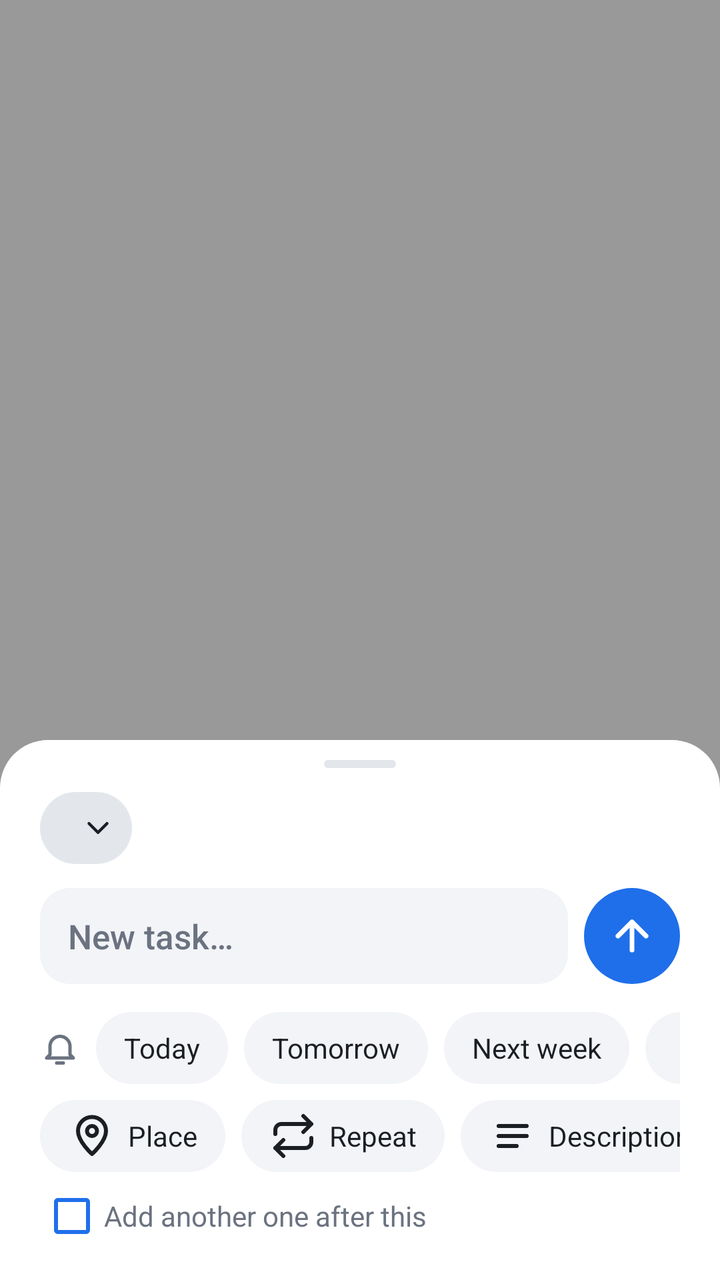
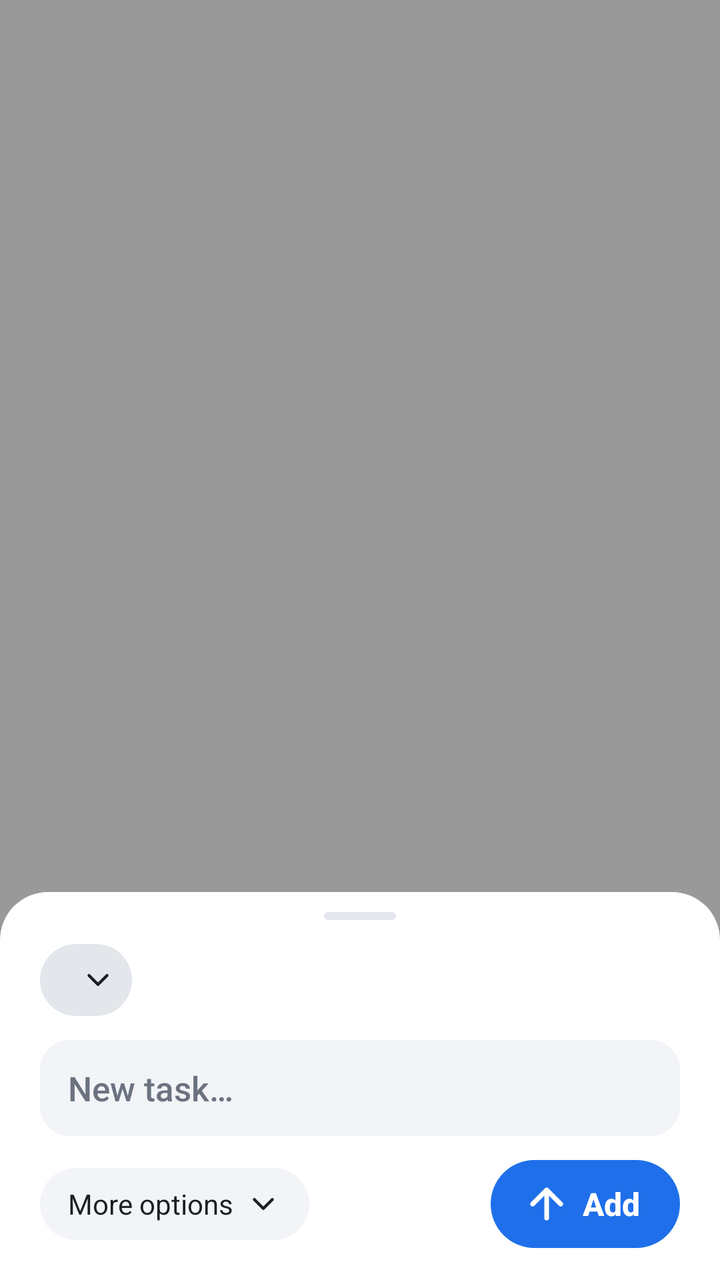

The first picture is an Android layout as it rendered before a commit; the second is the same layout after the commit. The layout source and the unified diff follow.
<!-- AndroidManifest.xml: activity theme QuickAddTheme -->
<!-- res/layout/quick_add.xml -->
<?xml version="1.0" encoding="utf-8"?>
<FrameLayout xmlns:android="http://schemas.android.com/apk/res/android"
    android:id="@+id/scrim"
    android:layout_width="match_parent"
    android:layout_height="match_parent"
    android:background="#66000000">

    <LinearLayout
        android:id="@+id/sheet"
        android:layout_width="match_parent"
        android:layout_height="wrap_content"
        android:layout_gravity="bottom"
        android:background="@drawable/sheet_bg"
        android:clickable="true"
        android:focusable="false"
        android:orientation="vertical"
        android:paddingStart="20dp"
        android:paddingTop="10dp"
        android:paddingEnd="20dp"
        android:paddingBottom="16dp">

        <View
            android:layout_width="36dp"
            android:layout_height="4dp"
            android:layout_gravity="center_horizontal"
            android:background="@drawable/sheet_handle" />

        
        <TextView
            android:id="@+id/list"
            style="@style/QuickChip"
            android:layout_marginTop="12dp"
            android:background="@drawable/pill_bg"
            android:drawablePadding="8dp"
            android:drawableEnd="@drawable/ic_expand"
            android:paddingStart="12dp"
            android:paddingEnd="8dp"
            android:textStyle="bold" />

        <LinearLayout
            android:layout_width="match_parent"
            android:layout_height="wrap_content"
            android:layout_marginTop="12dp"
            android:gravity="bottom"
            android:orientation="horizontal">

            <EditText
                android:id="@+id/title"
                android:layout_width="0dp"
                android:layout_height="wrap_content"
                android:layout_weight="1"
                android:background="@drawable/field_bg"
                android:hint="@string/quick_hint"
                android:imeOptions="actionSend"
                android:importantForAutofill="no"
                android:inputType="textCapSentences"
                android:maxLines="4"
                android:minHeight="48dp"
                android:paddingStart="14dp"
                android:paddingTop="10dp"
                android:paddingEnd="14dp"
                android:paddingBottom="10dp"
                android:textColor="@color/widget_text"
                android:textColorHint="@color/widget_muted"
                android:textSize="17sp" />

            <ImageButton
                android:id="@+id/send"
                android:layout_width="48dp"
                android:layout_height="48dp"
                android:layout_marginStart="8dp"
                android:background="@drawable/send_bg"
                android:contentDescription="@string/quick_add"
                android:src="@drawable/ic_send" />
        </LinearLayout>

        <EditText
            android:id="@+id/notes"
            android:layout_width="match_parent"
            android:layout_height="wrap_content"
            android:layout_marginTop="8dp"
            android:background="@drawable/field_bg"
            android:gravity="top"
            android:hint="@string/quick_notes_hint"
            android:importantForAutofill="no"
            android:inputType="textCapSentences|textMultiLine"
            android:maxLines="6"
            android:minLines="2"
            android:paddingStart="14dp"
            android:paddingTop="10dp"
            android:paddingEnd="14dp"
            android:paddingBottom="10dp"
            android:textColor="@color/widget_text"
            android:textColorHint="@color/widget_muted"
            android:textSize="15sp"
            android:visibility="gone" />

        
        <HorizontalScrollView
            android:layout_width="match_parent"
            android:layout_height="wrap_content"
            android:layout_marginTop="14dp"
            android:scrollbars="none">

            <LinearLayout
                android:layout_width="wrap_content"
                android:layout_height="wrap_content"
                android:gravity="center_vertical"
                android:orientation="horizontal">

                <ImageView
                    android:layout_width="20dp"
                    android:layout_height="20dp"
                    android:layout_marginEnd="8dp"
                    android:importantForAccessibility="no"
                    android:src="@drawable/ic_bell" />

                <TextView android:id="@+id/when_today" style="@style/QuickChip" android:text="@string/quick_today" />
                <TextView android:id="@+id/when_tomorrow" style="@style/QuickChip" android:text="@string/quick_tomorrow" />
                <TextView android:id="@+id/when_week" style="@style/QuickChip" android:text="@string/quick_next_week" />
                <TextView
                    android:id="@+id/when_pick"
                    style="@style/QuickChip"
                    android:drawableStart="@drawable/ic_calendar"
                    android:text="@string/quick_pick" />
            </LinearLayout>
        </HorizontalScrollView>

        
        <HorizontalScrollView
            android:layout_width="match_parent"
            android:layout_height="wrap_content"
            android:layout_marginTop="8dp"
            android:scrollbars="none">

            <LinearLayout
                android:layout_width="wrap_content"
                android:layout_height="wrap_content"
                android:orientation="horizontal">

                <TextView
                    android:id="@+id/place"
                    style="@style/QuickChip"
                    android:drawableStart="@drawable/ic_place"
                    android:ellipsize="end"
                    android:maxWidth="240dp"
                    android:text="@string/quick_place" />

                <TextView
                    android:id="@+id/repeat"
                    style="@style/QuickChip"
                    android:drawableStart="@drawable/ic_repeat"
                    android:text="@string/quick_repeat" />

                <TextView
                    android:id="@+id/notes_toggle"
                    style="@style/QuickChip"
                    android:drawableStart="@drawable/ic_notes"
                    android:text="@string/quick_notes" />
            </LinearLayout>
        </HorizontalScrollView>

        
        <LinearLayout
            android:id="@+id/place_row"
            android:layout_width="match_parent"
            android:layout_height="wrap_content"
            android:layout_marginTop="8dp"
            android:gravity="center_vertical"
            android:orientation="horizontal"
            android:visibility="gone">

            <TextView
                android:layout_width="wrap_content"
                android:layout_height="wrap_content"
                android:layout_marginEnd="8dp"
                android:text="@string/quick_place_when"
                android:textColor="@color/widget_muted"
                android:textSize="14sp" />

            <TextView android:id="@+id/place_enter" style="@style/QuickChip" android:text="@string/quick_place_enter" />
            <TextView android:id="@+id/place_exit" style="@style/QuickChip" android:text="@string/quick_place_exit" />
        </LinearLayout>

        
        <TextView
            android:id="@+id/status"
            android:layout_width="match_parent"
            android:layout_height="wrap_content"
            android:layout_marginTop="10dp"
            android:textSize="14sp"
            android:visibility="gone" />

        <CheckBox
            android:id="@+id/keep_open"
            android:layout_width="wrap_content"
            android:layout_height="wrap_content"
            android:layout_marginTop="6dp"
            android:buttonTint="@color/accent"
            android:text="@string/quick_keep_open"
            android:textColor="@color/widget_muted"
            android:textSize="14sp" />
    </LinearLayout>
</FrameLayout>
<!-- resources referenced by this layout -->
<resources>
  <color name="accent">#1F6FEB</color>
  <color name="widget_muted">#6B7280</color>
  <color name="widget_text">#1B1F24</color>
  <!-- drawable ic_notes (drawable) -->
  <?xml version="1.0" encoding="utf-8"?>
  <vector xmlns:android="http://schemas.android.com/apk/res/android"
      android:width="24dp"
      android:height="24dp"
      android:viewportWidth="24"
      android:viewportHeight="24">
      <path
          android:pathData="M5 7h14M5 12h14M5 17h9"
          android:strokeColor="@color/widget_muted"
          android:strokeLineCap="round"
          android:strokeWidth="2" />
  </vector>
  <!-- drawable pill_bg (drawable) -->
  <?xml version="1.0" encoding="utf-8"?>
  <shape xmlns:android="http://schemas.android.com/apk/res/android" android:shape="rectangle">
      <solid android:color="@color/widget_pill" />
      <corners android:radius="999dp" />
  </shape>
  <!-- drawable send_bg (drawable) -->
  <?xml version="1.0" encoding="utf-8"?>
  <selector xmlns:android="http://schemas.android.com/apk/res/android">
      <item android:state_enabled="false">
          <shape android:shape="oval">
              <solid android:color="#661F6FEB" />
          </shape>
      </item>
      <item>
          <shape android:shape="oval">
              <solid android:color="@color/accent" />
          </shape>
      </item>
  </selector>
  <!-- drawable sheet_bg (drawable) -->
  <?xml version="1.0" encoding="utf-8"?>
  <shape xmlns:android="http://schemas.android.com/apk/res/android" android:shape="rectangle">
      <solid android:color="@color/widget_bg" />
      <corners android:topLeftRadius="24dp" android:topRightRadius="24dp" />
  </shape>
  <!-- drawable sheet_handle (drawable) -->
  <?xml version="1.0" encoding="utf-8"?>
  <shape xmlns:android="http://schemas.android.com/apk/res/android" android:shape="rectangle">
      <solid android:color="@color/widget_pill" />
      <corners android:radius="2dp" />
  </shape>
  <string name="quick_add">Add</string>
  <string name="quick_hint">New task…</string>
  <string name="quick_keep_open">Add another one after this</string>
  <string name="quick_next_week">Next week</string>
  <string name="quick_notes">Description</string>
  <string name="quick_notes_hint">Description</string>
  <string name="quick_pick">Pick…</string>
  <string name="quick_place">Place</string>
  <string name="quick_place_enter">On arrival</string>
  <string name="quick_place_exit">On leaving</string>
  <string name="quick_place_when">Notify</string>
  <string name="quick_repeat">Repeat</string>
  <string name="quick_today">Today</string>
  <string name="quick_tomorrow">Tomorrow</string>
  <color name="widget_tile">#F2F4F7</color>
  <color name="widget_pill">#E3E7EC</color>
  <color name="widget_bg">#FFFFFF</color>
  <!-- unchanged entries left out for length: 10 -->
</resources>

<!-- the commit's change to res/layout/quick_add.xml (unified diff, before → after) -->
@@ -33,172 +33,275 @@
             android:background="@drawable/pill_bg"
             android:drawablePadding="8dp"
             android:drawableEnd="@drawable/ic_expand"
+            android:ellipsize="end"
+            android:maxWidth="280dp"
             android:paddingStart="12dp"
             android:paddingEnd="8dp"
             android:textStyle="bold" />
 
+        <EditText
+            android:id="@+id/title"
+            android:layout_width="match_parent"
+            android:layout_height="wrap_content"
+            android:layout_marginTop="12dp"
+            android:background="@drawable/field_bg"
+            android:hint="@string/quick_hint"
+            android:imeOptions="actionSend"
+            android:importantForAutofill="no"
+            android:inputType="textCapSentences"
+            android:maxLines="4"
+            android:minHeight="48dp"
+            android:paddingStart="14dp"
+            android:paddingTop="10dp"
+            android:paddingEnd="14dp"
+            android:paddingBottom="10dp"
+            android:textColor="@color/widget_text"
+            android:textColorHint="@color/widget_muted"
+            android:textSize="17sp" />
+
+        
         <LinearLayout
-            android:layout_width="match_parent"
-            android:layout_height="wrap_content"
-            android:layout_marginTop="12dp"
-            android:gravity="bottom"
-            android:orientation="horizontal">
+            android:id="@+id/remind_row"
+            android:layout_width="match_parent"
+            android:layout_height="wrap_content"
+            android:layout_marginTop="8dp"
+            android:gravity="center_vertical"
+            android:minHeight="40dp"
+            android:orientation="horizontal"
+            android:visibility="gone">
+
+            <ImageView
+                android:layout_width="20dp"
+                android:layout_height="20dp"
+                android:importantForAccessibility="no"
+                android:src="@drawable/ic_bell" />
+
+            <TextView
+                android:id="@+id/remind_text"
+                android:layout_width="0dp"
+                android:layout_height="wrap_content"
+                android:layout_weight="1"
+                android:background="?android:attr/selectableItemBackground"
+                android:minHeight="40dp"
+                android:gravity="center_vertical"
+                android:paddingStart="8dp"
+                android:paddingEnd="8dp"
+                android:textColor="@color/widget_text"
+                android:textSize="15sp" />
+
+            <ImageButton
+                android:id="@+id/remind_clear"
+                android:layout_width="40dp"
+                android:layout_height="40dp"
+                android:background="?android:attr/selectableItemBackgroundBorderless"
+                android:contentDescription="@string/quick_remind_clear"
+                android:src="@drawable/ic_close" />
+        </LinearLayout>
+
+        
+        <LinearLayout
+            android:id="@+id/draft_row"
+            android:layout_width="match_parent"
+            android:layout_height="wrap_content"
+            android:layout_marginTop="4dp"
+            android:gravity="center_vertical"
+            android:orientation="horizontal"
+            android:visibility="gone">
+
+            <TextView
+                android:layout_width="0dp"
+                android:layout_height="wrap_content"
+                android:layout_weight="1"
+                android:text="@string/quick_draft_restored"
+                android:textColor="@color/widget_muted"
+                android:textSize="14sp" />
+
+            <TextView
+                android:id="@+id/draft_discard"
+                android:layout_width="wrap_content"
+                android:layout_height="40dp"
+                android:background="?android:attr/selectableItemBackground"
+                android:gravity="center_vertical"
+                android:paddingStart="12dp"
+                android:paddingEnd="4dp"
+                android:text="@string/quick_draft_discard"
+                android:textColor="@color/accent"
+                android:textSize="14sp"
+                android:textStyle="bold" />
+        </LinearLayout>
+
+        
+        <TextView
+            android:id="@+id/status"
+            android:layout_width="match_parent"
+            android:layout_height="wrap_content"
+            android:layout_marginTop="8dp"
+            android:textSize="14sp"
+            android:visibility="gone" />
+
+        
+        <LinearLayout
+            android:id="@+id/more"
+            android:layout_width="match_parent"
+            android:layout_height="wrap_content"
+            android:orientation="vertical"
+            android:visibility="gone">
 
             <EditText
-                android:id="@+id/title"
-                android:layout_width="0dp"
-                android:layout_height="wrap_content"
-                android:layout_weight="1"
+                android:id="@+id/notes"
+                android:layout_width="match_parent"
+                android:layout_height="wrap_content"
+                android:layout_marginTop="8dp"
                 android:background="@drawable/field_bg"
-                android:hint="@string/quick_hint"
-                android:imeOptions="actionSend"
+                android:gravity="top"
+                android:hint="@string/quick_notes_hint"
                 android:importantForAutofill="no"
-                android:inputType="textCapSentences"
-                android:maxLines="4"
-                android:minHeight="48dp"
+                android:inputType="textCapSentences|textMultiLine"
+                android:maxLines="6"
+                android:minLines="2"
                 android:paddingStart="14dp"
                 android:paddingTop="10dp"
                 android:paddingEnd="14dp"
                 android:paddingBottom="10dp"
                 android:textColor="@color/widget_text"
                 android:textColorHint="@color/widget_muted"
-                android:textSize="17sp" />
-
-            <ImageButton
-                android:id="@+id/send"
-                android:layout_width="48dp"
-                android:layout_height="48dp"
-                android:layout_marginStart="8dp"
-                android:background="@drawable/send_bg"
-                android:contentDescription="@string/quick_add"
-                android:src="@drawable/ic_send" />
-        </LinearLayout>
-
-        <EditText
-            android:id="@+id/notes"
-            android:layout_width="match_parent"
-            android:layout_height="wrap_content"
-            android:layout_marginTop="8dp"
-            android:background="@drawable/field_bg"
-            android:gravity="top"
-            android:hint="@string/quick_notes_hint"
-            android:importantForAutofill="no"
-            android:inputType="textCapSentences|textMultiLine"
-            android:maxLines="6"
-            android:minLines="2"
-            android:paddingStart="14dp"
-            android:paddingTop="10dp"
-            android:paddingEnd="14dp"
-            android:paddingBottom="10dp"
-            android:textColor="@color/widget_text"
-            android:textColorHint="@color/widget_muted"
-            android:textSize="15sp"
-            android:visibility="gone" />
-
-        
-        <HorizontalScrollView
-            android:layout_width="match_parent"
-            android:layout_height="wrap_content"
-            android:layout_marginTop="14dp"
-            android:scrollbars="none">
-
+                android:textSize="15sp"
+                android:visibility="gone" />
+
+            
+            <HorizontalScrollView
+                android:layout_width="match_parent"
+                android:layout_height="wrap_content"
+                android:layout_marginTop="12dp"
+                android:scrollbars="none">
+
+                <LinearLayout
+                    android:layout_width="wrap_content"
+                    android:layout_height="wrap_content"
+                    android:gravity="center_vertical"
+                    android:orientation="horizontal">
+
+                    <ImageView
+                        android:layout_width="20dp"
+                        android:layout_height="20dp"
+                        android:layout_marginEnd="8dp"
+                        android:importantForAccessibility="no"
+                        android:src="@drawable/ic_bell" />
+
+                    <TextView android:id="@+id/when_today" style="@style/QuickChip" android:text="@string/quick_today" />
+                    <TextView android:id="@+id/when_tomorrow" style="@style/QuickChip" android:text="@string/quick_tomorrow" />
+                    <TextView android:id="@+id/when_week" style="@style/QuickChip" android:text="@string/quick_next_week" />
+                    <TextView
+                        android:id="@+id/when_pick"
+                        style="@style/QuickChip"
+                        android:drawableStart="@drawable/ic_calendar"
+                        android:text="@string/quick_pick" />
+                </LinearLayout>
+            </HorizontalScrollView>
+
+            
+            <HorizontalScrollView
+                android:layout_width="match_parent"
+                android:layout_height="wrap_content"
+                android:layout_marginTop="8dp"
+                android:scrollbars="none">
+
+                <LinearLayout
+                    android:layout_width="wrap_content"
+                    android:layout_height="wrap_content"
+                    android:orientation="horizontal">
+
+                    <TextView
+                        android:id="@+id/place"
+                        style="@style/QuickChip"
+                        android:drawableStart="@drawable/ic_place"
+                        android:ellipsize="end"
+                        android:maxWidth="240dp"
+                        android:text="@string/quick_place" />
+
+                    <TextView
+                        android:id="@+id/repeat"
+                        style="@style/QuickChip"
+                        android:drawableStart="@drawable/ic_repeat"
+                        android:text="@string/quick_repeat" />
+
+                    <TextView
+                        android:id="@+id/notes_toggle"
+                        style="@style/QuickChip"
+                        android:drawableStart="@drawable/ic_notes"
+                        android:text="@string/quick_notes" />
+                </LinearLayout>
+            </HorizontalScrollView>
+
+            
             <LinearLayout
+                android:id="@+id/place_row"
+                android:layout_width="match_parent"
+                android:layout_height="wrap_content"
+                android:layout_marginTop="8dp"
+                android:gravity="center_vertical"
+                android:orientation="horizontal"
+                android:visibility="gone">
+
+                <TextView
+                    android:layout_width="wrap_content"
+                    android:layout_height="wrap_content"
+                    android:layout_marginEnd="8dp"
+                    android:text="@string/quick_place_when"
+                    android:textColor="@color/widget_muted"
+                    android:textSize="14sp" />
+
+                <TextView android:id="@+id/place_enter" style="@style/QuickChip" android:text="@string/quick_place_enter" />
+                <TextView android:id="@+id/place_exit" style="@style/QuickChip" android:text="@string/quick_place_exit" />
+            </LinearLayout>
+
+            <CheckBox
+                android:id="@+id/keep_open"
                 android:layout_width="wrap_content"
                 android:layout_height="wrap_content"
-                android:gravity="center_vertical"
-                android:orientation="horizontal">
-
-                <ImageView
-                    android:layout_width="20dp"
-                    android:layout_height="20dp"
-                    android:layout_marginEnd="8dp"
-                    android:importantForAccessibility="no"
-                    android:src="@drawable/ic_bell" />
-
-                <TextView android:id="@+id/when_today" style="@style/QuickChip" android:text="@string/quick_today" />
-                <TextView android:id="@+id/when_tomorrow" style="@style/QuickChip" android:text="@string/quick_tomorrow" />
-                <TextView android:id="@+id/when_week" style="@style/QuickChip" android:text="@string/quick_next_week" />
-                <TextView
-                    android:id="@+id/when_pick"
-                    style="@style/QuickChip"
-                    android:drawableStart="@drawable/ic_calendar"
-                    android:text="@string/quick_pick" />
-            </LinearLayout>
-        </HorizontalScrollView>
-
-        
-        <HorizontalScrollView
-            android:layout_width="match_parent"
-            android:layout_height="wrap_content"
-            android:layout_marginTop="8dp"
-            android:scrollbars="none">
-
-            <LinearLayout
-                android:layout_width="wrap_content"
-                android:layout_height="wrap_content"
-                android:orientation="horizontal">
-
-                <TextView
-                    android:id="@+id/place"
-                    style="@style/QuickChip"
-                    android:drawableStart="@drawable/ic_place"
-                    android:ellipsize="end"
-                    android:maxWidth="240dp"
-                    android:text="@string/quick_place" />
-
-                <TextView
-                    android:id="@+id/repeat"
-                    style="@style/QuickChip"
-                    android:drawableStart="@drawable/ic_repeat"
-                    android:text="@string/quick_repeat" />
-
-                <TextView
-                    android:id="@+id/notes_toggle"
-                    style="@style/QuickChip"
-                    android:drawableStart="@drawable/ic_notes"
-                    android:text="@string/quick_notes" />
-            </LinearLayout>
-        </HorizontalScrollView>
-
-        
-        <LinearLayout
-            android:id="@+id/place_row"
-            android:layout_width="match_parent"
-            android:layout_height="wrap_content"
-            android:layout_marginTop="8dp"
-            android:gravity="center_vertical"
-            android:orientation="horizontal"
-            android:visibility="gone">
-
-            <TextView
-                android:layout_width="wrap_content"
-                android:layout_height="wrap_content"
-                android:layout_marginEnd="8dp"
-                android:text="@string/quick_place_when"
+                android:layout_marginTop="6dp"
+                android:buttonTint="@color/accent"
+                android:text="@string/quick_keep_open"
                 android:textColor="@color/widget_muted"
                 android:textSize="14sp" />
-
-            <TextView android:id="@+id/place_enter" style="@style/QuickChip" android:text="@string/quick_place_enter" />
-            <TextView android:id="@+id/place_exit" style="@style/QuickChip" android:text="@string/quick_place_exit" />
         </LinearLayout>
 
         
-        <TextView
-            android:id="@+id/status"
-            android:layout_width="match_parent"
-            android:layout_height="wrap_content"
-            android:layout_marginTop="10dp"
-            android:textSize="14sp"
-            android:visibility="gone" />
-
-        <CheckBox
-            android:id="@+id/keep_open"
-            android:layout_width="wrap_content"
-            android:layout_height="wrap_content"
-            android:layout_marginTop="6dp"
-            android:buttonTint="@color/accent"
-            android:text="@string/quick_keep_open"
-            android:textColor="@color/widget_muted"
-            android:textSize="14sp" />
+        <LinearLayout
+            android:layout_width="match_parent"
+            android:layout_height="wrap_content"
+            android:layout_marginTop="12dp"
+            android:gravity="center_vertical"
+            android:orientation="horizontal">
+
+            <TextView
+                android:id="@+id/more_toggle"
+                style="@style/QuickChip"
+                android:drawableEnd="@drawable/ic_expand"
+                android:text="@string/quick_more" />
+
+            <View
+                android:layout_width="0dp"
+                android:layout_height="1dp"
+                android:layout_weight="1" />
+
+            <Button
+                android:id="@+id/send"
+                android:layout_width="wrap_content"
+                android:layout_height="44dp"
+                android:background="@drawable/add_bg"
+                android:drawableStart="@drawable/ic_send"
+                android:drawablePadding="6dp"
+                android:minWidth="0dp"
+                android:minHeight="0dp"
+                android:paddingStart="16dp"
+                android:paddingEnd="20dp"
+                android:stateListAnimator="@null"
+                android:text="@string/quick_add"
+                android:textAllCaps="false"
+                android:textColor="#FFFFFF"
+                android:textSize="16sp"
+                android:textStyle="bold" />
+        </LinearLayout>
     </LinearLayout>
 </FrameLayout>
<!-- resource entries referenced after the edit -->
@@ -3,6 +3,39 @@
   <color name="accent">#1F6FEB</color>
   <color name="widget_muted">#6B7280</color>
   <color name="widget_text">#1B1F24</color>
+  <!-- drawable add_bg (drawable) -->
+  <?xml version="1.0" encoding="utf-8"?>
+  <selector xmlns:android="http://schemas.android.com/apk/res/android">
+      <item android:state_enabled="false">
+          <shape android:shape="rectangle">
+              <corners android:radius="22dp" />
+              <solid android:color="#661F6FEB" />
+          </shape>
+      </item>
+      <item>
+          <ripple android:color="#33FFFFFF">
+              <item>
+                  <shape android:shape="rectangle">
+                      <corners android:radius="22dp" />
+                      <solid android:color="@color/accent" />
+                  </shape>
+              </item>
+          </ripple>
+      </item>
+  </selector>
+  <!-- drawable ic_close (drawable) -->
+  <?xml version="1.0" encoding="utf-8"?>
+  <vector xmlns:android="http://schemas.android.com/apk/res/android"
+      android:width="20dp"
+      android:height="20dp"
+      android:viewportWidth="24"
+      android:viewportHeight="24">
+      <path
+          android:pathData="M6 6l12 12M18 6L6 18"
+          android:strokeColor="@color/widget_muted"
+          android:strokeLineCap="round"
+          android:strokeWidth="2" />
+  </vector>
   <!-- drawable ic_notes (drawable) -->
   <?xml version="1.0" encoding="utf-8"?>
   <vector xmlns:android="http://schemas.android.com/apk/res/android"
@@ -22,20 +55,6 @@
       <solid android:color="@color/widget_pill" />
       <corners android:radius="999dp" />
   </shape>
-  <!-- drawable send_bg (drawable) -->
-  <?xml version="1.0" encoding="utf-8"?>
-  <selector xmlns:android="http://schemas.android.com/apk/res/android">
-      <item android:state_enabled="false">
-          <shape android:shape="oval">
-              <solid android:color="#661F6FEB" />
-          </shape>
-      </item>
-      <item>
-          <shape android:shape="oval">
-              <solid android:color="@color/accent" />
-          </shape>
-      </item>
-  </selector>
   <!-- drawable sheet_bg (drawable) -->
   <?xml version="1.0" encoding="utf-8"?>
   <shape xmlns:android="http://schemas.android.com/apk/res/android" android:shape="rectangle">
@@ -49,8 +68,11 @@
       <corners android:radius="2dp" />
   </shape>
   <string name="quick_add">Add</string>
+  <string name="quick_draft_discard">Discard</string>
+  <string name="quick_draft_restored">Draft restored</string>
   <string name="quick_hint">New task…</string>
   <string name="quick_keep_open">Add another one after this</string>
+  <string name="quick_more">More options</string>
   <string name="quick_next_week">Next week</string>
   <string name="quick_notes">Description</string>
   <string name="quick_notes_hint">Description</string>
@@ -59,6 +81,7 @@
   <string name="quick_place_enter">On arrival</string>
   <string name="quick_place_exit">On leaving</string>
   <string name="quick_place_when">Notify</string>
+  <string name="quick_remind_clear">Remove reminder</string>
   <string name="quick_repeat">Repeat</string>
   <string name="quick_today">Today</string>
   <string name="quick_tomorrow">Tomorrow</string>
